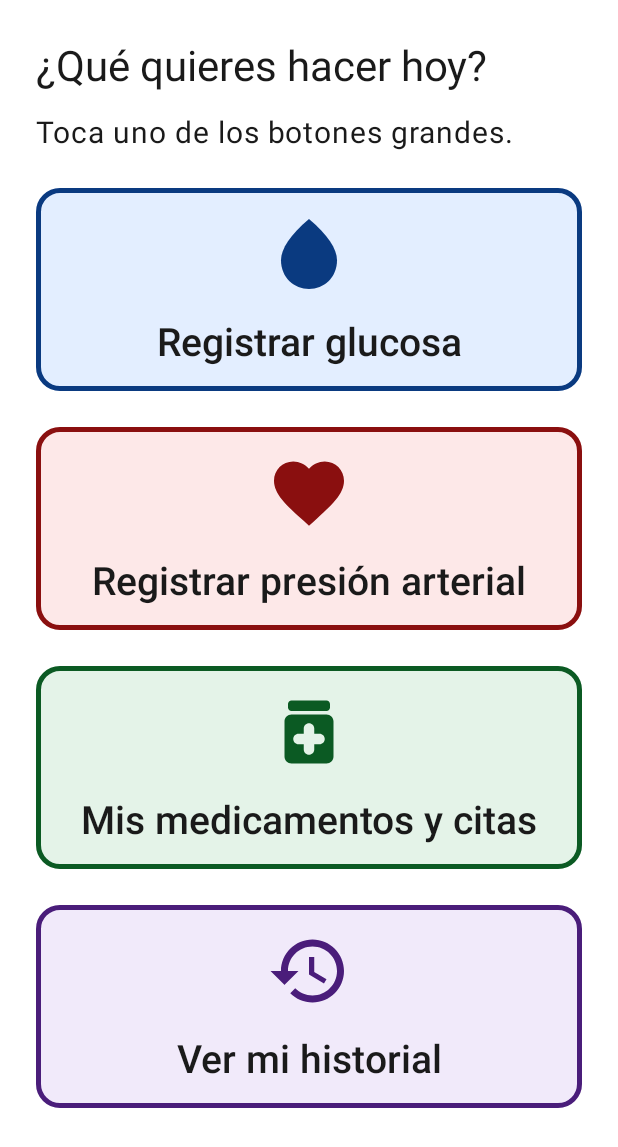
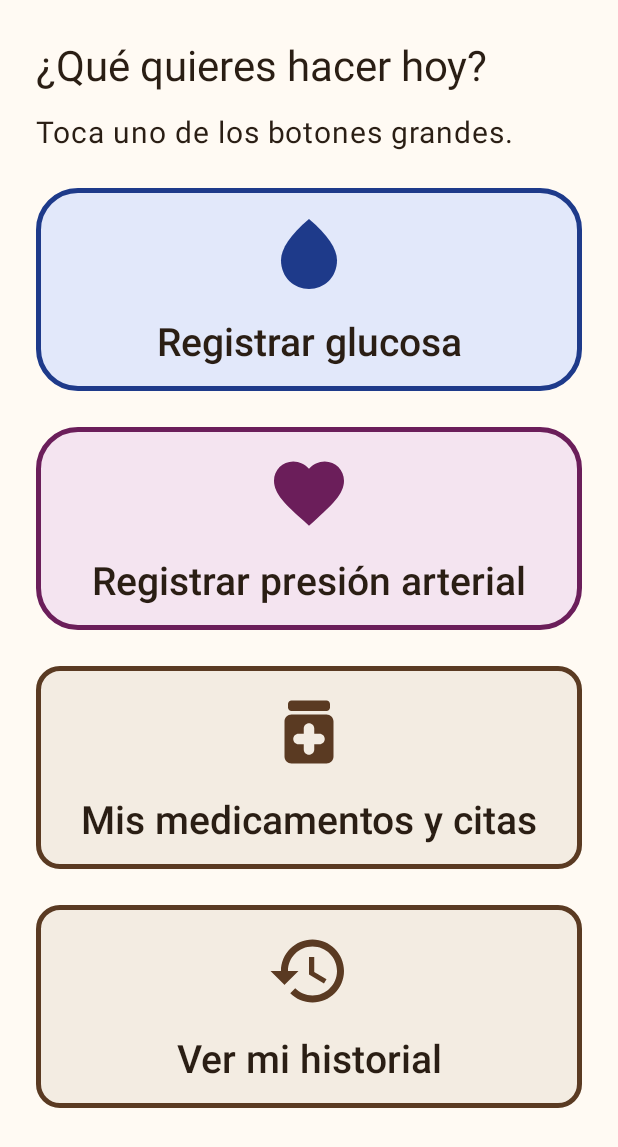
Before and after one commit to daviddrdz/vital-log, an Android app: the screen it shows after launch (MainActivity), on a phone screen of 412 x 824 dp. Shown: the top 1147 px of the screen. Run offline under Robolectric (Android 15) with nearby library versions, the phone set to English and light mode, and no system bars; our stand-ins replace Room's generated code; 1 statement that could not run was skipped.

Commit message:
feat(ui): apply new design tokens and theme (milestone 7)

```diff
--- a/app/src/main/res/values/colors.xml
+++ b/app/src/main/res/values/colors.xml
@@ -1,34 +1,38 @@
 <?xml version="1.0" encoding="utf-8"?>
 <!--
-    Paleta de alto contraste de VitalLog (CLAUDE.md §3.3).
+    Paleta "Sobremesa" de VitalLog (docs/DESIGN_DIRECTION.md, CLAUDE.md §3.3).
     Regla: texto e iconos oscuros sobre fondos claros sólidos, contraste ≥ 7:1 (WCAG AAA).
     Ningún color lleva canal alfa. Verificar cada par nuevo con
     .claude/skills/gerontological-ui-auditor/scripts/contrast.py
+    Verde, ámbar y rojo son exclusivos de los estados de una lectura: ninguna acción los usa.
 -->
 <resources>
-    <!-- Base -->
-    <color name="background">#FFFFFFFF</color>
-    <color name="text_primary">#FF1A1A1A</color>
-    <color name="text_secondary">#FF3D3D3D</color>
-    <color name="outline_strong">#FF1A1A1A</color>
+    <!-- Base: blanco cálido y tinta café casi negra -->
+    <color name="background">#FFFFFAF3</color>
+    <color name="text_primary">#FF2A1E14</color>
+    <color name="text_secondary">#FF4A3B2E</color>
+    <color name="outline_strong">#FF2A1E14</color>
 
-    <!-- Marca: acento oscuro para bordes, iconos y texto sobre fondo claro.
+    <!-- Superficie arena: botones secundarios, "Volver" y acciones generales -->
+    <color name="surface_sand">#FFF3ECE2</color>
+
+    <!-- Marca (cacao): borde e icono de acciones generales sobre arena o fondo.
          La app no usa superficies rellenas de colorPrimary (serían claro sobre oscuro). -->
-    <color name="brand_primary">#FF0A3A80</color>
-    <color name="brand_primary_container">#FFE3EEFF</color>
+    <color name="brand_primary">#FF5A3A22</color>
+    <color name="brand_primary_container">@color/surface_sand</color>
 
-    <!-- Botón neutro ("Volver") -->
-    <color name="surface_neutral">#FFEDEDED</color>
+    <!-- Signos vitales: acento (icono, borde) + contenedor claro (relleno) -->
+    <color name="vital_glucose">#FF1E3A8A</color>
+    <color name="vital_glucose_container">#FFE2E8FA</color>
+    <color name="vital_pressure">#FF6B1E5A</color>
+    <color name="vital_pressure_container">#FFF4E4F0</color>
 
-    <!-- Acciones del dashboard: fondo claro + acento oscuro para icono y borde -->
-    <color name="action_glucose_bg">#FFE3EEFF</color>
-    <color name="action_glucose_fg">#FF0A3A80</color>
-    <color name="action_pressure_bg">#FFFDE8E8</color>
-    <color name="action_pressure_fg">#FF8A0F0F</color>
-    <color name="action_agenda_bg">#FFE4F3E8</color>
-    <color name="action_agenda_fg">#FF0B5A23</color>
-    <color name="action_history_bg">#FFF1EAFA</color>
-    <color name="action_history_fg">#FF4A1D7A</color>
+    <!-- Alias temporales: los usan layouts y Java que se actualizan en los Hitos 8–9.
+         Se eliminan cuando nadie los referencie. -->
+    <color name="surface_neutral">@color/surface_sand</color>
+    <color name="action_glucose_fg">@color/vital_glucose</color>
+    <color name="action_pressure_fg">@color/vital_pressure</color>
+    <color name="action_agenda_fg">@color/brand_primary</color>
 
     <!-- Estados de lectura (siempre acompañados de texto, nunca solo color) -->
     <color name="status_ok">#FF0B5A23</color>
--- a/app/src/main/res/values/styles.xml
+++ b/app/src/main/res/values/styles.xml
@@ -21,15 +21,17 @@
         <item name="android:textColor">@color/text_primary</item>
     </style>
 
+    <!-- Número del control: sans-serif-black solo porque text_value ≥ 32sp (a menor tamaño
+         el peso black cierra los huecos de las letras). -->
     <style name="TextAppearance.VitalLog.Value" parent="TextAppearance.Material3.DisplayMedium">
         <item name="android:textSize">@dimen/text_value</item>
-        <item name="android:fontFamily">sans-serif-medium</item>
+        <item name="android:fontFamily">sans-serif-black</item>
         <item name="android:textColor">@color/text_primary</item>
     </style>
 
     <!-- ===== Botones ===== -->
 
-    <!-- Botón base: fondo claro sólido, borde oscuro, texto oscuro, ≥ 64dp. -->
+    <!-- Botón base: arena sólida, borde tinta, texto tinta, ≥ 64dp. -->
     <style name="Widget.VitalLog.Button" parent="Widget.Material3.Button">
         <item name="android:minHeight">@dimen/touch_target</item>
         <item name="android:minWidth">@dimen/touch_target</item>
@@ -44,7 +46,7 @@
         <item name="android:textAllCaps">false</item>
         <item name="android:letterSpacing">0</item>
         <item name="android:textColor">@color/text_primary</item>
-        <item name="backgroundTint">@color/surface_neutral</item>
+        <item name="backgroundTint">@color/surface_sand</item>
         <item name="strokeColor">@color/outline_strong</item>
         <item name="strokeWidth">@dimen/stroke_strong</item>
         <item name="cornerRadius">@dimen/corner_radius</item>
@@ -67,12 +69,13 @@
         <item name="iconSize">@dimen/icon_action_size</item>
     </style>
 
-    <!-- Botones Subir / Bajar del control numérico: a todo lo ancho, ≥ 80dp, signo + texto.
-         Al llegar a un límite, NumericStepperView cambia a surface_neutral + outline_strong
-         con el texto "Máximo"/"Mínimo" (colores sólidos, nunca opacidad reducida). -->
+    <!-- Botones Subir / Bajar del control numérico: píldora a todo lo ancho, ≥ 80dp, signo + texto.
+         Al llegar a un límite, NumericStepperView cambia a surface_neutral + outline_strong,
+         quita el signo y muestra "Máximo"/"Mínimo" (colores sólidos, nunca opacidad reducida). -->
     <style name="Widget.VitalLog.Button.Stepper">
         <item name="android:minHeight">@dimen/stepper_button_height</item>
         <item name="android:textSize">@dimen/text_action</item>
+        <item name="cornerRadius">@dimen/corner_radius_pill</item>
         <item name="backgroundTint">@color/brand_primary_container</item>
         <item name="strokeColor">@color/brand_primary</item>
         <item name="iconGravity">textStart</item>
@@ -94,6 +97,7 @@
     <style name="Widget.VitalLog.Button.Alarm">
         <item name="android:minHeight">@dimen/alarm_button_height</item>
         <item name="android:textSize">@dimen/text_action</item>
+        <item name="cornerRadius">@dimen/corner_radius_alarm</item>
         <item name="iconGravity">textStart</item>
     </style>
 
@@ -105,7 +109,7 @@
         <item name="icon">@drawable/ic_check</item>
     </style>
 
-    <!-- "Recordar más tarde": azul claro sólido, borde y reloj azul oscuro. -->
+    <!-- "Recordar más tarde": arena sólida, borde y reloj cacao. -->
     <style name="Widget.VitalLog.Button.Alarm.Snooze">
         <item name="backgroundTint">@color/brand_primary_container</item>
         <item name="strokeColor">@color/brand_primary</item>
@@ -113,7 +117,7 @@
         <item name="icon">@drawable/ic_snooze</item>
     </style>
 
-    <!-- "Abrir ajustes" (guía de permisos): azul claro sólido con engrane azul oscuro, ≥ 88dp. -->
+    <!-- "Abrir ajustes" (guía de permisos): arena sólida con engrane cacao, ≥ 88dp. -->
     <style name="Widget.VitalLog.Button.OpenSettings">
         <item name="android:minHeight">@dimen/primary_button_height</item>
         <item name="android:textSize">@dimen/text_action</item>
@@ -124,7 +128,7 @@
         <item name="iconGravity">textStart</item>
     </style>
 
-    <!-- "Agregar medicamento" / "Agregar cita": azul claro sólido con borde e icono azul oscuro. -->
+    <!-- "Agregar medicamento" / "Agregar cita": arena sólida con borde e icono cacao. -->
     <style name="Widget.VitalLog.Button.Add">
         <item name="android:minHeight">@dimen/primary_button_height</item>
         <item name="android:textSize">@dimen/text_action</item>
@@ -135,17 +139,17 @@
         <item name="iconGravity">textStart</item>
     </style>
 
-    <!-- "Borrar" / "Sí, borrar": gris claro sólido con borde e icono rojo oscuro + texto. -->
+    <!-- "Borrar" / "Sí, borrar": arena sólida con borde e icono rojo oscuro + texto. -->
     <style name="Widget.VitalLog.Button.Delete">
-        <item name="backgroundTint">@color/surface_neutral</item>
+        <item name="backgroundTint">@color/surface_sand</item>
         <item name="strokeColor">@color/status_danger</item>
         <item name="iconTint">@color/status_danger</item>
         <item name="icon">@drawable/ic_delete</item>
         <item name="iconGravity">textStart</item>
     </style>
 
-    <!-- Opción de una lista (unidad de la dosis). La elegida lleva check + fondo azul claro,
-         lo pinta MedicationFormActivity; TalkBack la anuncia como marcada (checkable). -->
+    <!-- Opción de una lista (unidad de la dosis, periodo del historial). La elegida lleva check,
+         borde cacao grueso y fondo arena (ChoiceButtonStyle); TalkBack la anuncia como marcada. -->
     <style name="Widget.VitalLog.Button.Choice">
         <item name="android:checkable">true</item>
         <item name="backgroundTint">@color/background</item>
@@ -171,31 +175,36 @@
         <item name="android:textColor">@color/status_danger</item>
     </style>
 
+    <!-- Acciones del dashboard (transición hasta el Hito 8, que las reemplaza por
+         acciones primarias/secundarias). Signos vitales: contenedor + acento, radio 28dp.
+         Agenda e historial: arena + cacao, radio 16dp. -->
     <style name="Widget.VitalLog.Button.Action.Glucose">
-        <item name="backgroundTint">@color/action_glucose_bg</item>
-        <item name="strokeColor">@color/action_glucose_fg</item>
-        <item name="iconTint">@color/action_glucose_fg</item>
+        <item name="backgroundTint">@color/vital_glucose_container</item>
+        <item name="strokeColor">@color/vital_glucose</item>
+        <item name="iconTint">@color/vital_glucose</item>
         <item name="icon">@drawable/ic_glucose_drop</item>
+        <item name="cornerRadius">@dimen/corner_radius_primary</item>
     </style>
 
     <style name="Widget.VitalLog.Button.Action.Pressure">
-        <item name="backgroundTint">@color/action_pressure_bg</item>
-        <item name="strokeColor">@color/action_pressure_fg</item>
-        <item name="iconTint">@color/action_pressure_fg</item>
+        <item name="backgroundTint">@color/vital_pressure_container</item>
+        <item name="strokeColor">@color/vital_pressure</item>
+        <item name="iconTint">@color/vital_pressure</item>
         <item name="icon">@drawable/ic_pressure_heart</item>
+        <item name="cornerRadius">@dimen/corner_radius_primary</item>
     </style>
 
     <style name="Widget.VitalLog.Button.Action.Agenda">
-        <item name="backgroundTint">@color/action_agenda_bg</item>
-        <item name="strokeColor">@color/action_agenda_fg</item>
-        <item name="iconTint">@color/action_agenda_fg</item>
+        <item name="backgroundTint">@color/surface_sand</item>
+        <item name="strokeColor">@color/brand_primary</item>
+        <item name="iconTint">@color/brand_primary</item>
         <item name="icon">@drawable/ic_medication</item>
     </style>
 
     <style name="Widget.VitalLog.Button.Action.History">
-        <item name="backgroundTint">@color/action_history_bg</item>
-        <item name="strokeColor">@color/action_history_fg</item>
-        <item name="iconTint">@color/action_history_fg</item>
+        <item name="backgroundTint">@color/surface_sand</item>
+        <item name="strokeColor">@color/brand_primary</item>
+        <item name="iconTint">@color/brand_primary</item>
         <item name="icon">@drawable/ic_history</item>
     </style>
 </resources>
--- a/app/src/main/res/values/themes.xml
+++ b/app/src/main/res/values/themes.xml
@@ -2,6 +2,9 @@
     <!--
         Tema claro fijo (sin DayNight): texto oscuro sobre fondo claro sólido.
         No existe variante values-night a propósito (CLAUDE.md §3.3).
+        Paleta "Sobremesa" (docs/DESIGN_DIRECTION.md): primary = cacao, contenedor = arena,
+        superficie = blanco cálido. colorOnPrimary/colorOnError solo existen porque Material los
+        exige; la app no pinta superficies rellenas de primary ni de error.
     -->
     <style name="Base.Theme.VitalLog" parent="Theme.Material3.Light.NoActionBar">
         <item name="colorPrimary">@color/brand_primary</item>
```
Also changed, not shown: app/src/main/res/values/dimens.xml (+6 -1 lines).
